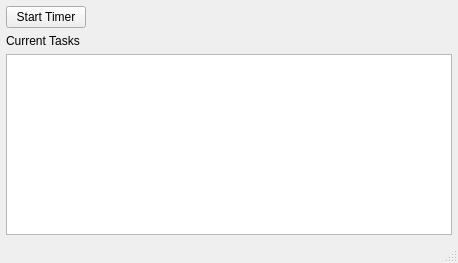
Above: src/app/mainwindow.ui from perillaroc/nuwe-timer-app before the change. Below: the same form after it.
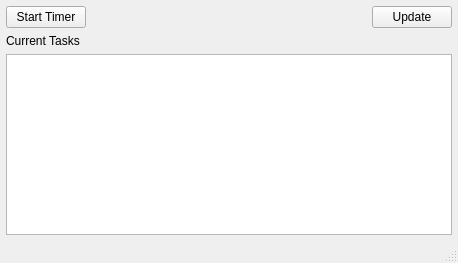
That is the form after the change. Icons and pictures are not drawn.

Commit message: use user defined slot to connect push button.

Diff of the .ui file:
```diff
--- a/src/app/mainwindow.ui
+++ b/src/app/mainwindow.ui
@@ -56,6 +56,13 @@
         </property>
        </spacer>
       </item>
+      <item>
+       <widget class="QPushButton" name="update_pushbutton">
+        <property name="text">
+         <string>Update</string>
+        </property>
+       </widget>
+      </item>
      </layout>
     </item>
     <item row="1" column="0">
```
The commit also changes 2 other files.
